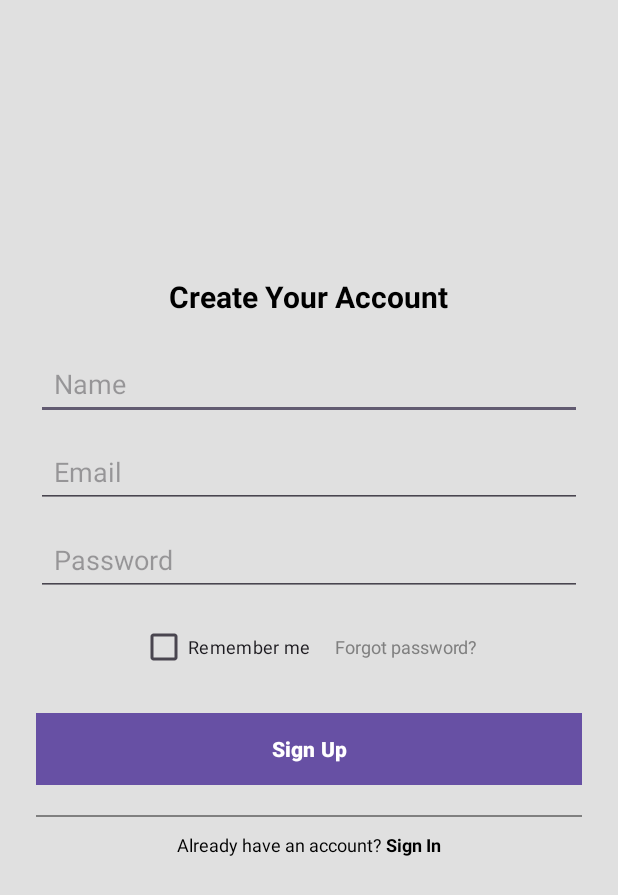
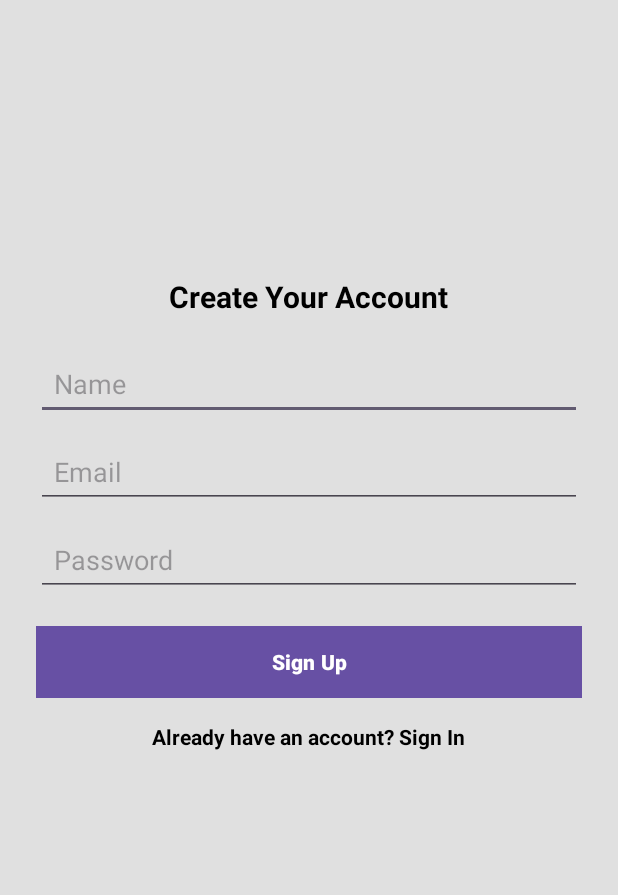
Before and after one commit to bachedle/mobileFrontend, an Android app: the layout fragment_signup.xml on its own in the app's theme, with its tools: preview values and no code run, on a phone screen of 412 x 824 dp. Shown: the top 895 px of the screen. Run offline under Robolectric (Android 15) with nearby library versions, the phone set to English and light mode, and no system bars.

```diff
--- a/app/src/main/AndroidManifest.xml
+++ b/app/src/main/AndroidManifest.xml
@@ -14,7 +14,7 @@
         tools:targetApi="31">
         <activity
             android:name=".AuthActivity"
-            android:exported="false" />
+            android:exported="true" />
         <activity
             android:name=".MainActivity"
             android:exported="true">
--- a/app/src/main/res/layout/fragment_signup.xml
+++ b/app/src/main/res/layout/fragment_signup.xml
@@ -15,14 +15,11 @@
             android:padding="24dp"
             android:gravity="center_horizontal">
 
-            <!-- Profile Image -->
             <ImageView
                 android:layout_width="100dp"
                 android:layout_height="100dp"
                 android:layout_marginTop="40dp" />
-            <!--            android:src="@drawable/profile" -->
 
-            <!-- Title -->
             <TextView
                 android:layout_width="wrap_content"
                 android:layout_height="wrap_content"
@@ -32,18 +29,16 @@
                 android:textColor="#000000"
                 android:layout_marginTop="20dp" />
 
-            <!-- Name Field -->
             <EditText
-                android:id="@+id/et_name"
+                android:id="@+id/etSignupName"
                 android:layout_width="match_parent"
                 android:layout_height="wrap_content"
                 android:hint="Name"
                 android:padding="12dp"
                 android:layout_marginTop="20dp" />
 
-            <!-- Email Field -->
             <EditText
-                android:id="@+id/et_email"
+                android:id="@+id/etSignupEmail"
                 android:layout_width="match_parent"
                 android:layout_height="wrap_content"
                 android:hint="Email"
@@ -51,9 +46,8 @@
                 android:inputType="textEmailAddress"
                 android:layout_marginTop="10dp" />
 
-            <!-- Password Field -->
             <EditText
-                android:id="@+id/et_password"
+                android:id="@+id/etSignupPassword"
                 android:layout_width="match_parent"
                 android:layout_height="wrap_content"
                 android:hint="Password"
@@ -61,33 +55,8 @@
                 android:inputType="textPassword"
                 android:layout_marginTop="10dp" />
 
-            <!-- Remember Me and Forgot Password -->
-            <LinearLayout
-                android:layout_width="match_parent"
-                android:layout_height="wrap_content"
-                android:orientation="horizontal"
-                android:layout_marginTop="10dp"
-                android:gravity="center">
-
-                <CheckBox
-                    android:id="@+id/cb_remember"
-                    android:layout_width="wrap_content"
-                    android:layout_height="wrap_content"
-                    android:layout_marginEnd="16dp"
-                    android:text="Remember me"
-                    android:textSize="12sp" />
-
-                <TextView
-                    android:layout_width="wrap_content"
-                    android:layout_height="wrap_content"
-                    android:text="Forgot password?"
-                    android:textColor="#808080"
-                    android:textSize="12sp" />
-            </LinearLayout>
-
-            <!-- Sign Up Button -->
             <Button
-                android:id="@+id/btn_signup"
+                android:id="@+id/btnSignup"
                 android:layout_width="match_parent"
                 android:layout_height="wrap_content"
                 android:text="Sign Up"
@@ -96,37 +65,15 @@
                 android:textStyle="bold"
                 android:layout_marginTop="20dp" />
 
-            <!-- Divider -->
-            <View
-                android:layout_width="match_parent"
-                android:layout_height="1dp"
-                android:background="#808080"
-                android:layout_marginTop="20dp" />
-
-            <!-- Already have account -->
-            <LinearLayout
+            <TextView
+                android:id="@+id/tvSignin"
                 android:layout_width="wrap_content"
                 android:layout_height="wrap_content"
-                android:orientation="horizontal"
-                android:layout_marginTop="10dp">
-
-                <TextView
-                    android:layout_width="wrap_content"
-                    android:layout_height="wrap_content"
-                    android:text="Already have an account?"
-                    android:textSize="12sp"
-                    android:textColor="#000000" />
-
-                <TextView
-                    android:id="@+id/tv_signin"
-                    android:layout_width="wrap_content"
-                    android:layout_height="wrap_content"
-                    android:text=" Sign In"
-                    android:textSize="12sp"
-                    android:textStyle="bold"
-                    android:textColor="#000000" />
-            </LinearLayout>
-
+                android:text="Already have an account? Sign In"
+                android:textColor="#000000"
+                android:layout_marginTop="16dp"
+                android:textSize="14sp"
+                android:textStyle="bold" />
         </LinearLayout>
     </ScrollView>
 </FrameLayout>
```
Also changed, not shown: app/src/main/java/com/example/mobilefrontend/AuthActivity.kt (+17 -10 lines), app/src/main/java/com/example/mobilefrontend/MainActivity.kt (+12 -6 lines), app/src/main/java/com/example/mobilefrontend/ui/auth/Login.kt (+47 -0 lines), app/src/main/java/com/example/mobilefrontend/ui/auth/Signup.kt (+48 -0 lines), app/src/main/res/layout/activity_auth.xml (+11 -13 lines), app/src/main/res/layout/fragment_login.xml (+10 -62 lines), app/src/main/res/navigation/nav_auth.xml (+15 -8 lines).
